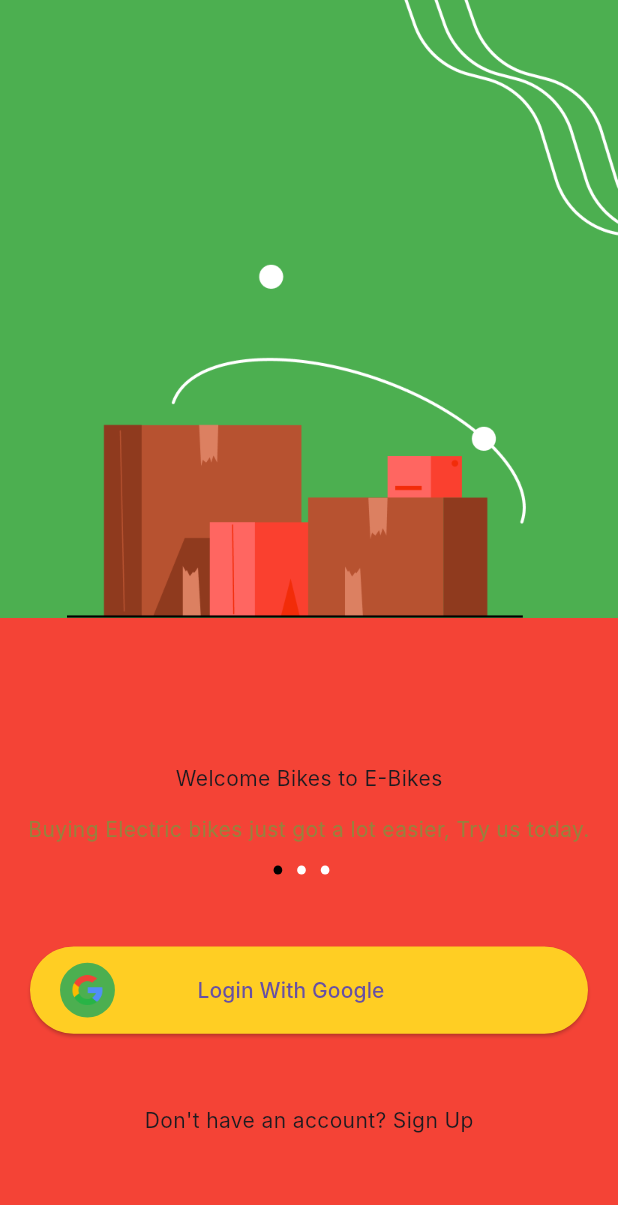
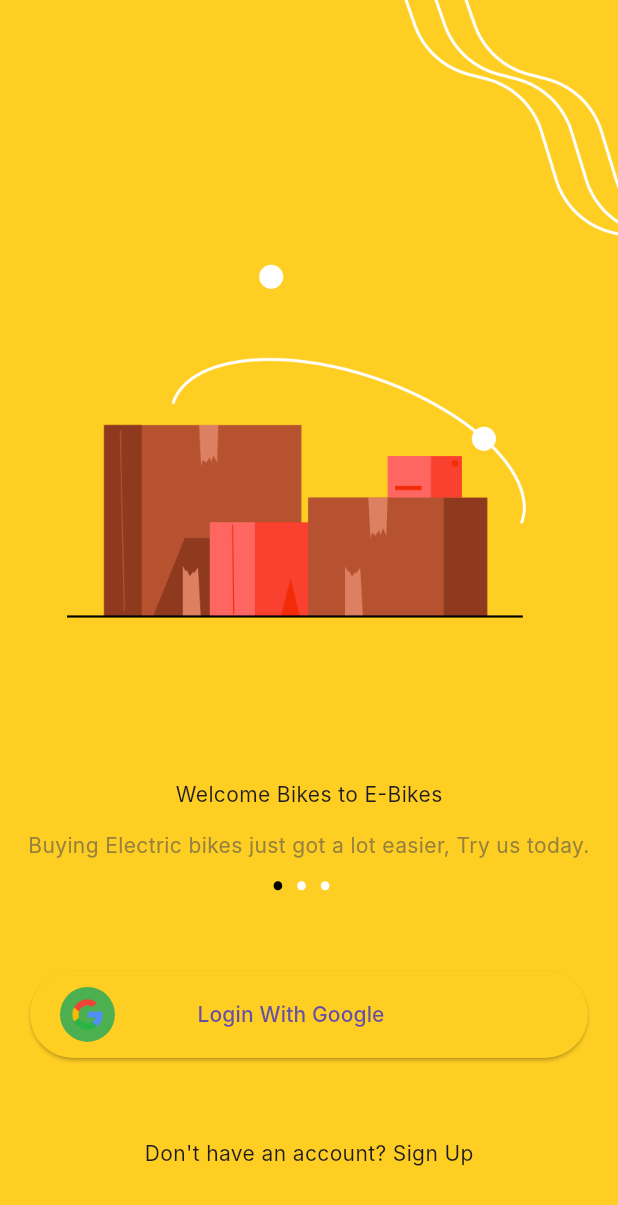
Before and after one commit to devbee001/BetEasy, a Flutter app: the screen it shows after launch, on a phone screen of 412 x 824 dp. Shown: the top 1205 px of the screen. Run offline on Flutter 3.47's test engine with Material 3 defaults, Android fonts, the phone set to English and light mode, and no system bars; our stand-ins replace flutter_riverpod, flutter_screenutil; Roboto replaces fonts that are missing (Inter).

Commit message:
Added Theme

```diff
--- a/lib/app_theme.dart
+++ /dev/null
@@ -1,13 +0,0 @@
-import 'package:flutter/material.dart';
-
-class AppTheme {
-  static final ThemeData themeData = ThemeData(
-    useMaterial3: true,
-    fontFamily: 'Inter',
-  );
-
-  static const Color primaryColor = Color(0xffFFCE23);
-  static const Color secondaryColor = Color(0xffF1F6FB);
-
-// TODO add inter font to pubspec.yaml
-}
--- /dev/null
+++ b/lib/features/authentication/presentation/pages/login_screen.dart
@@ -0,0 +1,44 @@
+import 'package:bet_easy/features/authentication/presentation/widgets/page_indicator.dart';
+import 'package:bet_easy/features/authentication/presentation/widgets/stacked_image.dart';
+import 'package:bet_easy/features/authentication/presentation/widgets/welcome_note.dart';
+import 'package:bet_easy/shared/themes/app_theme.dart';
+import 'package:bet_easy/shared/widgets/custom_buttom.dart';
+
+import 'package:bet_easy/shared/widgets/custom_sizedbox.dart';
+import 'package:flutter/material.dart';
+import 'package:flutter_riverpod/flutter_riverpod.dart';
+
+class LoginScreen extends ConsumerWidget {
+  const LoginScreen({super.key});
+  @override
+  Widget build(BuildContext context, WidgetRef ref) {
+    return Scaffold(
+      body: SafeArea(
+          child: Container(
+              color: AppTheme.primaryColor,
+              child: Column(
+                children: [
+                  const StackedImage(),
+                  Space.h(
+                    90,
+                  ),
+                  const WelcomeNote(),
+                  const PageIndicator(),
+                  Space.h(
+                    45,
+                  ),
+                  const Padding(
+                    padding: EdgeInsets.only(left: 20, right: 20),
+                    child: CustomButton(),
+                  ),
+                  Space.h(
+                    45,
+                  ),
+                  const Text(
+                    'Don\'t have an account? Sign Up',
+                  ),
+                ],
+              ))),
+    );
+  }
+}
--- /dev/null
+++ b/lib/features/authentication/presentation/widgets/page_indicator.dart
@@ -0,0 +1,26 @@
+import 'package:flutter/material.dart';
+import 'package:flutter_riverpod/flutter_riverpod.dart';
+import 'package:flutter_screenutil/flutter_screenutil.dart';
+
+class PageIndicator extends ConsumerWidget {
+  const PageIndicator({
+    super.key,
+  });
+
+  @override
+  Widget build(BuildContext context, WidgetRef ref) {
+    return Row(
+      mainAxisAlignment: MainAxisAlignment.center,
+      children: List.generate(
+          3,
+          (index) => Container(
+                margin: const EdgeInsets.only(right: 10),
+                width: 5.w,
+                height: 5.h,
+                decoration: BoxDecoration(
+                    color: index == 0 ? Colors.black : Colors.white,
+                    borderRadius: BorderRadius.circular(100)),
+              )),
+    );
+  }
+}
--- /dev/null
+++ b/lib/features/authentication/presentation/widgets/stacked_image.dart
@@ -0,0 +1,57 @@
+import 'package:bet_easy/shared/themes/app_theme.dart';
+import 'package:flutter/material.dart';
+import 'package:flutter_riverpod/flutter_riverpod.dart';
+
+class StackedImage extends ConsumerWidget {
+  const StackedImage({
+    super.key,
+  });
+
+  @override
+  Widget build(BuildContext context, WidgetRef ref) {
+    return Container(
+      color: AppTheme.primaryColor,
+      height: MediaQuery.of(context).size.height * 0.5,
+      child: Stack(
+        children: [
+          Row(
+            mainAxisAlignment: MainAxisAlignment.end,
+            children: [
+              Stack(
+                children: [
+                  Positioned(
+                    child: Image.asset(
+                      'assets/images/first_line.png',
+                      scale: 2,
+                    ),
+                  ),
+                  Positioned(
+                    left: 20,
+                    child: Image.asset(
+                      'assets/images/second_line.png',
+                      scale: 2,
+                    ),
+                  ),
+                  Positioned(
+                    left: 40,
+                    child: Image.asset(
+                      'assets/images/third_line.png',
+                      scale: 2,
+                    ),
+                  ),
+                ],
+              ),
+            ],
+          ),
+          Align(
+            alignment: Alignment.bottomCenter,
+            child: Image.asset(
+              'assets/images/login_image.png',
+              scale: 2,
+            ),
+          ),
+        ],
+      ),
+    );
+  }
+}
--- /dev/null
+++ b/lib/features/authentication/presentation/widgets/welcome_note.dart
@@ -0,0 +1,27 @@
+import 'package:flutter/material.dart';
+
+class WelcomeNote extends StatelessWidget {
+  const WelcomeNote({
+    super.key,
+  });
+
+  @override
+  Widget build(BuildContext context) {
+    return const Column(
+      children: [
+        Text('Welcome Bikes to E-Bikes'),
+        Text(
+          "Buying Electric bikes just got a lot easier, Try us today.",
+          style: TextStyle(
+            fontFamily: "Inter",
+            fontSize: 14,
+            fontWeight: FontWeight.w400,
+            color: Color(0xff96823d),
+            height: 48 / 14,
+          ),
+          textAlign: TextAlign.center,
+        ),
+      ],
+    );
+  }
+}
--- a/lib/main.dart
+++ b/lib/main.dart
@@ -1,10 +1,11 @@
-import 'package:bet_easy/app_theme.dart';
+import 'package:bet_easy/shared/themes/app_theme.dart';
+import 'package:bet_easy/features/authentication/presentation/pages/login_screen.dart';
 import 'package:flutter/material.dart';
 import 'package:flutter_riverpod/flutter_riverpod.dart';
 import 'package:flutter_screenutil/flutter_screenutil.dart';
 
 void main() {
-  runApp(const MyApp());
+  runApp(const ProviderScope(child: MyApp()));
 }
 
 class MyApp extends StatelessWidget {
@@ -20,162 +21,8 @@
         builder: (_, child) {
           return MaterialApp(
               debugShowCheckedModeBanner: false,
-              title: 'Flutter Demo',
               theme: AppTheme.themeData,
               home: const LoginScreen());
         });
   }
 }
-
-class LoginScreen extends ConsumerWidget {
-  const LoginScreen({super.key});
-  @override
-  Widget build(BuildContext context, WidgetRef ref) {
-    return Scaffold(
-      body: SafeArea(
-          child: Container(
-              color: Colors.red,
-              child: Column(
-                children: [
-                  const ComplexImage(),
-                  Space.h(
-                    97,
-                  ),
-                  const Text('Welcome Bikes to E-Bikes'),
-                  const Text(
-                    "Buying Electric bikes just got a lot easier, Try us today.",
-                    style: TextStyle(
-                      fontFamily: "Inter",
-                      fontSize: 14,
-                      fontWeight: FontWeight.w400,
-                      color: Color(0xff96823d),
-                      height: 48 / 14,
-                    ),
-                    textAlign: TextAlign.center,
-                  ),
-                  Row(
-                    mainAxisAlignment: MainAxisAlignment.center,
-                    children: List.generate(
-                        3,
-                        (index) => Container(
-                              margin: const EdgeInsets.only(right: 10),
-                              width: 5.w,
-                              height: 5.h,
-                              decoration: BoxDecoration(
-                                  color:
-                                      index == 0 ? Colors.black : Colors.white,
-                                  borderRadius: BorderRadius.circular(100)),
-                            )),
-                  ),
-                  Space.h(
-                    48,
-                  ),
-                  Padding(
-                    padding: const EdgeInsets.only(left: 20, right: 20),
-                    child: ElevatedButton(
-                        onPressed: () {},
-                        style: ButtonStyle(
-                          backgroundColor: MaterialStateProperty.all(
-                              const Color(0xffFFCE23)),
-                          //   foregroundColor: MaterialStateProperty.all(Colors.blue),
-                          shape: MaterialStateProperty.all(
-                              RoundedRectangleBorder(
-                                  borderRadius: BorderRadius.circular(50.r))),
-                          padding: MaterialStateProperty.all(
-                              const EdgeInsets.symmetric(
-                                  horizontal: 20, vertical: 10)),
-                        ),
-                        child: Row(
-                          children: [
-                            Container(
-                              margin: const EdgeInsets.only(right: 55),
-                              width: 32.w,
-                              height: 32.h,
-                              decoration: const BoxDecoration(
-                                  shape: BoxShape.circle,
-                                  color: Colors.green,
-                                  image: DecorationImage(
-                                      scale: 2,
-                                      image: AssetImage(
-                                          'assets/images/icon-google.png'))),
-                            ),
-                            const Text('Login With Google'),
-                          ],
-                        )),
-                  ),
-                  Space.h(
-                    48,
-                  ),
-                  const Text('Don\'t have an account? Sign Up'),
-                ],
-              ))),
-    );
-  }
-}
-
-class Space {
-  static Widget h(double height) => SizedBox(
-        height: height,
-      );
-  static Widget w(double width) => SizedBox(
-        width: width,
-      );
-  static Widget b(double height, double width) => SizedBox(
-        height: height,
-        width: width,
-      );
-}
-
-class ComplexImage extends StatelessWidget {
-  const ComplexImage({
-    super.key,
-  });
-
-  @override
-  Widget build(BuildContext context) {
-    return Container(
-      color: Colors.green,
-      height: MediaQuery.of(context).size.height * 0.5,
-      child: Stack(
-        children: [
-          Row(
-            mainAxisAlignment: MainAxisAlignment.end,
-            children: [
-              Stack(
-                children: [
-                  Positioned(
-                    child: Image.asset(
-                      'assets/images/first_line.png',
-                      scale: 2,
-                    ),
-                  ),
-                  Positioned(
-                    left: 20,
-                    child: Image.asset(
-                      'assets/images/second_line.png',
-                      scale: 2,
-                    ),
-                  ),
-                  Positioned(
-                    left: 40,
-                    child: Image.asset(
-                      'assets/images/third_line.png',
-                      scale: 2,
-                    ),
-                  ),
-                ],
-              ),
-            ],
-          ),
-          Align(
-            alignment: Alignment.bottomCenter,
-            child: Image.asset(
-              'assets/images/login_image.png',
-              scale: 2,
-            ),
-          ),
-        ],
-      ),
-    );
-  }
-}
--- /dev/null
+++ b/lib/shared/themes/app_theme.dart
@@ -0,0 +1,37 @@
+import 'package:flutter/material.dart';
+
+class AppTheme {
+  static final ThemeData themeData = ThemeData(
+    useMaterial3: true,
+    fontFamily: 'Inter',
+  );
+
+  static const Color primaryColor = Color(0xffFFCE23);
+  static const Color secondaryColor = Color(0xffF1F6FB);
+
+  static const Color primaryTextColor = Color(0xff000000);
+  static const Color textHeaderColor = Color(0xff092c4c);
+  static const Color textColor1 = Color(0xff96823d);
+  static const Color textColor2 = Color(0xff424242);
+  static const Color textColor3 = Color(0xffFFFFFF);
+
+  static const TextStyle titleRegular = TextStyle(
+    fontSize: 18,
+    fontWeight: FontWeight.w700,
+    height: 22 / 18,
+  );
+
+  static const TextStyle titleLarge = TextStyle(
+    fontSize: 24,
+    fontWeight: FontWeight.w600,
+    height: 32 / 24,
+  );
+
+  static const TextStyle bodyRegular = TextStyle(
+    fontSize: 14,
+    height: 36 / 14,
+    fontWeight: FontWeight.w400,
+  );
+
+// TODO add inter font to pubspec.yaml
+}
--- /dev/null
+++ b/lib/shared/widgets/custom_buttom.dart
@@ -0,0 +1,39 @@
+import 'package:flutter/material.dart';
+import 'package:flutter_riverpod/flutter_riverpod.dart';
+import 'package:flutter_screenutil/flutter_screenutil.dart';
+
+class CustomButton extends ConsumerWidget {
+  const CustomButton({
+    super.key,
+  });
+
+  @override
+  Widget build(BuildContext context, WidgetRef ref) {
+    return ElevatedButton(
+        onPressed: () {},
+        style: ButtonStyle(
+          backgroundColor: MaterialStateProperty.all(const Color(0xffFFCE23)),
+          //   foregroundColor: MaterialStateProperty.all(Colors.blue),
+          shape: MaterialStateProperty.all(RoundedRectangleBorder(
+              borderRadius: BorderRadius.circular(50.r))),
+          padding: MaterialStateProperty.all(
+              const EdgeInsets.symmetric(horizontal: 20, vertical: 10)),
+        ),
+        child: Row(
+          children: [
+            Container(
+              margin: const EdgeInsets.only(right: 55),
+              width: 32.w,
+              height: 32.h,
+              decoration: const BoxDecoration(
+                  shape: BoxShape.circle,
+                  color: Colors.green,
+                  image: DecorationImage(
+                      scale: 2,
+                      image: AssetImage('assets/images/icon-google.png'))),
+            ),
+            const Text('Login With Google'),
+          ],
+        ));
+  }
+}
--- /dev/null
+++ b/lib/shared/widgets/custom_sizedbox.dart
@@ -0,0 +1,15 @@
+import 'package:flutter/material.dart';
+import 'package:flutter_screenutil/flutter_screenutil.dart';
+
+class Space {
+  static Widget h(double height) => SizedBox(
+        height: height.h,
+      );
+  static Widget w(double width) => SizedBox(
+        width: width.w,
+      );
+  static Widget b(double height, double width) => SizedBox(
+        height: height.h,
+        width: width.w,
+      );
+}
```
